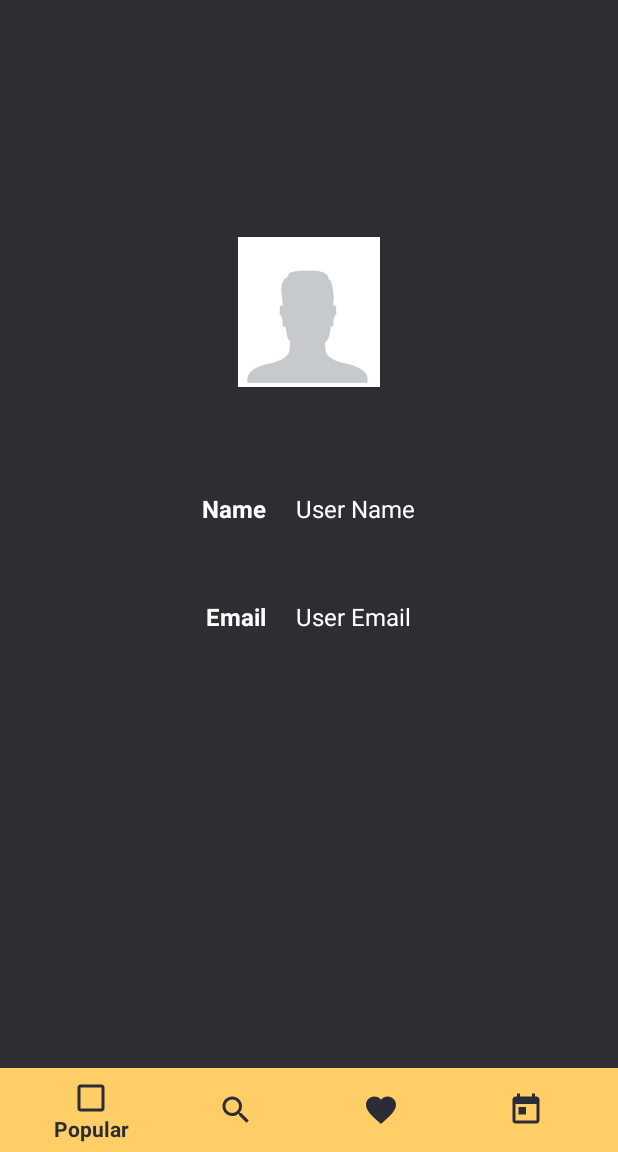
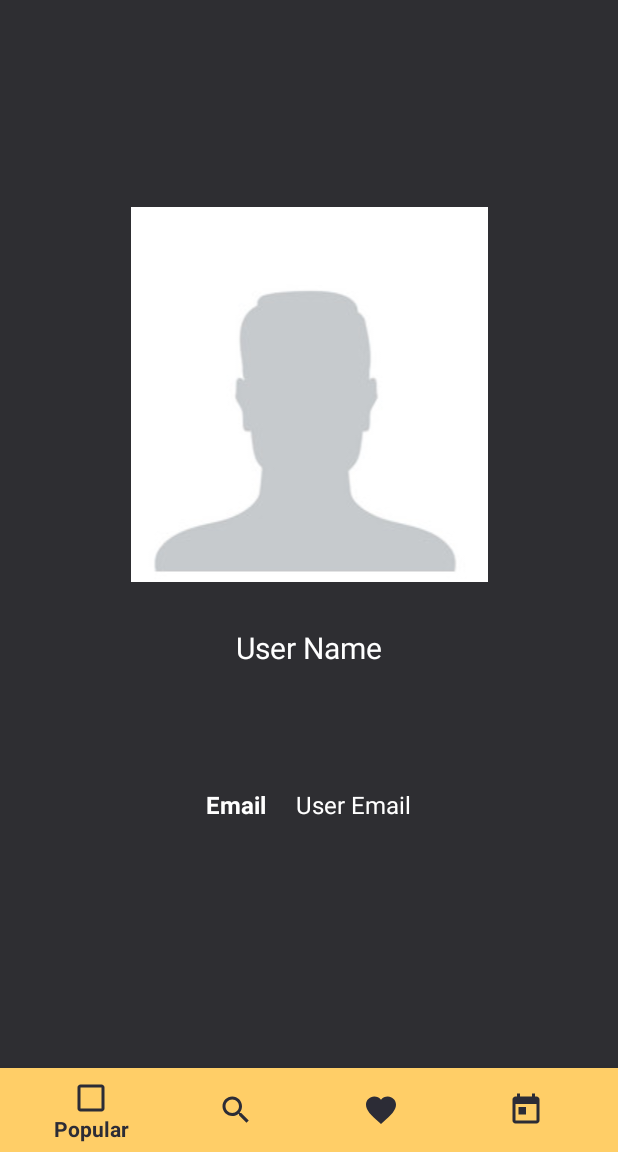
Before and after one commit to nilosh/TheMovies, an Android app: the fragment AccountFragment placed in its activity, on a phone screen of 412 x 824 dp, the part 84-1236 px from its top. Run offline under Robolectric (Android 15) with nearby library versions, the phone set to English and light mode, and no system bars; our stand-ins replace Picasso; pictures from the network do not load.

Commit message:
fragment_account.xml fixed.

```diff
--- a/app/src/main/java/com/app/themovies/AccountFragment.java
+++ b/app/src/main/java/com/app/themovies/AccountFragment.java
@@ -1,5 +1,6 @@
 package com.app.themovies;
 
+import android.net.Uri;
 import android.os.Bundle;
 import android.view.LayoutInflater;
 import android.view.View;
@@ -11,11 +12,9 @@ import androidx.fragment.app.Fragment;
 
 import com.google.android.gms.auth.api.signin.GoogleSignIn;
 import com.google.android.gms.auth.api.signin.GoogleSignInAccount;
+import com.squareup.picasso.Picasso;
 
 public class AccountFragment extends Fragment {
-
-    TextView name, email;
-    ImageView photo;
 
     @Override
     public View onCreateView(LayoutInflater inflater, ViewGroup container,
@@ -23,22 +22,27 @@ public class AccountFragment extends Fragment {
 
         View view = inflater.inflate(R.layout.fragment_account, container, false);
 
-        // Initialize object for google sign in account and get data if account is not null.
+       TextView name = view.findViewById(R.id.profileUserName);
+       TextView email = view.findViewById(R.id.profileUserEmail);
+       ImageView photo = view.findViewById(R.id.profileImage);
+
+       // Initialize object for google sign in account and get data if account is not null.
         GoogleSignInAccount googleSignInAccount = GoogleSignIn.getLastSignedInAccount(getContext());
         if (googleSignInAccount != null) {
 
-//            String userName = googleSignInAccount.getDisplayName();
-//            String userEmail = googleSignInAccount.getEmail();
-//            Uri userPhoto = googleSignInAccount.getPhotoUrl();
+            // Get user details.
+            String userName = googleSignInAccount.getDisplayName();
+            String userEmail = googleSignInAccount.getEmail();
+            Uri userPhoto = googleSignInAccount.getPhotoUrl();
 
-//            name.setText(username);
-//            email.setText(userEmail);
-//            Picasso.get()
-//                    .load(userPhoto)
-//                    .into(photo);
+            // Set user details to the views.
+            name.setText(userName);
+            email.setText(userEmail);
+            Picasso.get()
+                    .load(userPhoto)
+                    .into(photo);
         }
 
-        // Inflate the layout for this fragment
         return view;
     }
 }
--- a/app/src/main/res/layout/fragment_account.xml
+++ b/app/src/main/res/layout/fragment_account.xml
@@ -2,7 +2,8 @@
 <RelativeLayout xmlns:android="http://schemas.android.com/apk/res/android"
     android:layout_width="match_parent"
     android:layout_height="match_parent"
-    android:padding="20dp" >
+    xmlns:tools="http://schemas.android.com/tools"
+    tools:context=".AccountFragment">
 
     <RelativeLayout
         android:layout_marginTop="?attr/actionBarSize"
@@ -13,53 +14,40 @@
 
         <ImageView
             android:id="@+id/profileImage"
-            android:layout_width="100dp"
-            android:layout_height="100dp"
+            android:layout_width="match_parent"
+            android:layout_height="wrap_content"
             android:layout_centerHorizontal="true"
             android:layout_marginTop="80dp"
             android:src="@drawable/placeholder_avatar" />
 
+        <TextView
+            android:id="@+id/profileUserName"
+            android:layout_width="wrap_content"
+            android:layout_height="wrap_content"
+            android:layout_below="@+id/profileImage"
+            android:layout_alignParentStart="true"
+            android:layout_alignParentEnd="true"
+            android:layout_centerHorizontal="true"
+            android:layout_marginStart="30dp"
+            android:layout_marginTop="20dp"
+            android:layout_marginEnd="30dp"
+            android:padding="10dp"
+            android:text="@string/profile_name_text"
+            android:textAlignment="center"
+            android:textColor="@color/white"
+            android:textSize="20sp" />
+
         <RelativeLayout
             android:layout_width="wrap_content"
             android:layout_height="wrap_content"
-            android:layout_below="@+id/profileImage"
+            android:layout_below="@+id/profileUserName"
             android:layout_centerHorizontal="true"
-            android:layout_marginTop="50dp">
+            android:layout_marginTop="40dp">
 
             <TableLayout
                 android:layout_width="wrap_content"
                 android:layout_height="wrap_content"
                 android:layout_centerHorizontal="true">
-
-                <TableRow
-                    android:layout_width="match_parent"
-                    android:layout_height="match_parent"
-                    android:padding="10dp">
-
-                    <TextView
-                        android:id="@+id/profileNameTag"
-                        android:layout_width="wrap_content"
-                        android:layout_height="wrap_content"
-                        android:padding="10dp"
-                        android:text="@string/profile_name_tag"
-                        android:textAlignment="viewEnd"
-                        android:textColor="@color/white"
-                        android:textSize="16sp"
-                        android:textStyle="bold" />
-
-                    <TextView
-                        android:id="@+id/profileUserName"
-                        android:layout_width="wrap_content"
-                        android:layout_height="wrap_content"
-                        android:layout_alignTop="@+id/profileNameTag"
-                        android:layout_alignParentEnd="true"
-                        android:padding="10dp"
-                        android:text="@string/profile_name_text"
-                        android:textAlignment="viewStart"
-                        android:textColor="@color/white"
-                        android:textSize="16sp" />
-
-                </TableRow>
 
                 <TableRow
                     android:layout_width="match_parent"
```
Also changed, not shown: app/src/main/java/com/app/themovies/MainActivity.java (+34 -42 lines).
